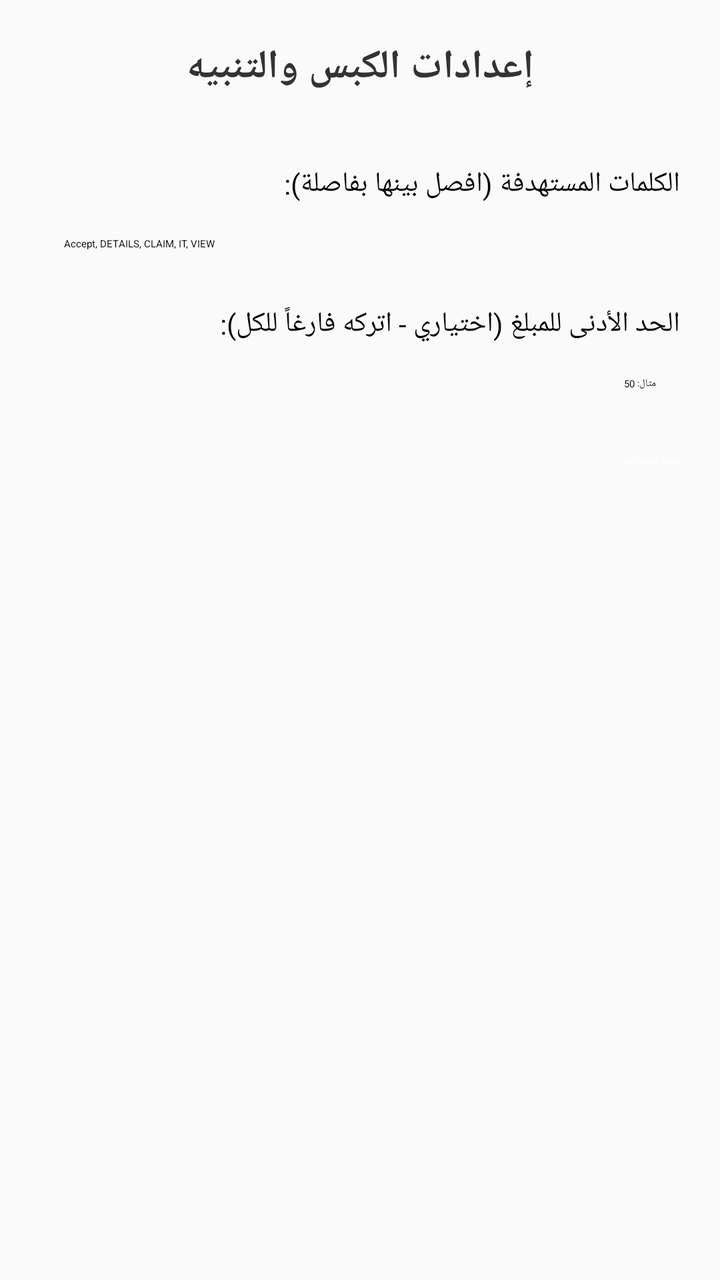
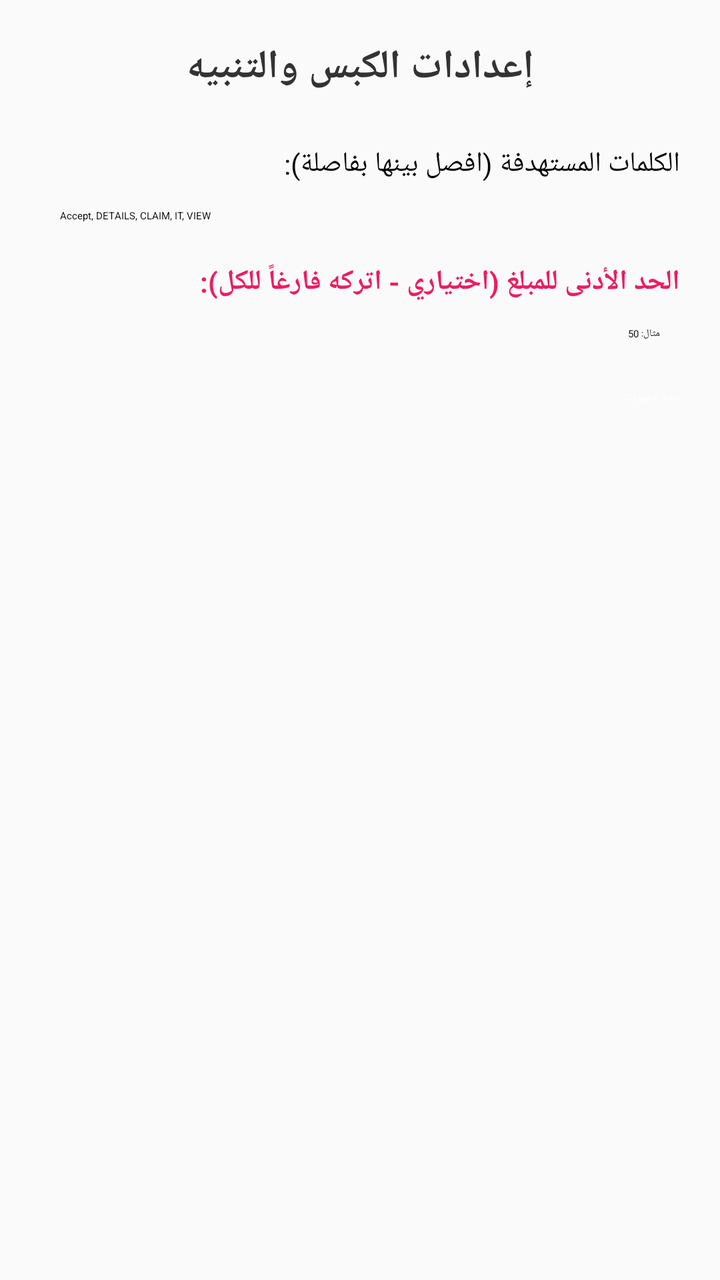

An Android layout rendered at two revisions. The XML below is the earlier revision; the diff shows what the commit changed to produce the second picture.
<!-- AndroidManifest.xml: application theme Theme.AutoClickerApp -->
<!-- res/layout/activity_main.xml -->
<?xml version="1.0" encoding="utf-8"?>
<LinearLayout xmlns:android="http://schemas.android.com/apk/res/android"
    android:layout_width="match_parent"
    android:layout_height="match_parent"
    android:orientation="vertical"
    android:padding="20dp"
    android:background="#FAFAFA">

    <TextView
        android:layout_width="match_parent"
        android:layout_height="wrap_content"
        android:text="إعدادات الكبس والتنبيه"
        android:textSize="20sp"
        android:textStyle="bold"
        android:textColor="#333333"
        android:gravity="center"
        android:layout_marginBottom="20dp"/>

    
    <Switch
        android:id="@+id/switchService"
        android:layout_width="match_parent"
        android:layout_height="wrap_content"
        android:text="تفعيل الخدمة العامة:"
        android:textSize="16sp"
        android:paddingVertical="10dp"/>

    
    <Switch
        android:id="@+id/switchAutoClick"
        android:layout_width="match_parent"
        android:layout_height="wrap_content"
        android:text="تفعيل الكبس التلقائي:"
        android:textSize="16sp"
        android:paddingVertical="10dp"/>

    
    <Switch
        android:id="@+id/switchSound"
        android:layout_width="match_parent"
        android:layout_height="wrap_content"
        android:text="التنبيه الصوتي:"
        android:textSize="16sp"
        android:paddingVertical="10dp"/>

    
    <Switch
        android:id="@+id/switchVibrate"
        android:layout_width="match_parent"
        android:layout_height="wrap_content"
        android:text="الاهتزاز:"
        android:textSize="16sp"
        android:paddingVertical="10dp"/>

    
    <TextView
        android:layout_width="match_parent"
        android:layout_height="wrap_content"
        android:text="الكلمات المستهدفة (افصل بينها بفاصلة):"
        android:textSize="14sp"
        android:layout_marginTop="15dp"/>

    <EditText
        android:id="@+id/etWords"
        android:layout_width="match_parent"
        android:layout_height="wrap_content"
        android:hint="Accept, DETAILS, CLAIM, IT, VIEW"
        android:inputType="text"
        android:padding="12dp"
        android:layout_marginTop="5dp"/>

    
    <TextView
        android:layout_width="match_parent"
        android:layout_height="wrap_content"
        android:text="الحد الأدنى للمبلغ (اختياري - اتركه فارغاً للكل):"
        android:textSize="14sp"
        android:layout_marginTop="15dp"/>

    <EditText
        android:id="@+id/etMinAmount"
        android:layout_width="match_parent"
        android:layout_height="wrap_content"
        android:hint="مثال: 50"
        android:inputType="numberDecimal"
        android:padding="12dp"
        android:layout_marginTop="5dp"/>

    
    <Button
        android:id="@+id/btnSave"
        android:layout_width="match_parent"
        android:layout_height="wrap_content"
        android:text="حفظ التغييرات"
        android:backgroundTint="#FF9800"
        android:textColor="#FFFFFF"
        android:layout_marginTop="20dp"/>

</LinearLayout>
<!-- resources referenced by this layout -->
<resources>

</resources>

<!-- the commit's change to res/layout/activity_main.xml (unified diff, before → after) -->
@@ -4,7 +4,8 @@
     android:layout_height="match_parent"
     android:orientation="vertical"
     android:padding="20dp"
-    android:background="#FAFAFA">
+    android:background="#FAFAFA"
+    android:scrollbars="vertical">
 
     <TextView
         android:layout_width="match_parent"
@@ -14,7 +15,7 @@
         android:textStyle="bold"
         android:textColor="#333333"
         android:gravity="center"
-        android:layout_marginBottom="20dp"/>
+        android:layout_marginBottom="15dp"/>
 
     
     <Switch
@@ -23,7 +24,7 @@
         android:layout_height="wrap_content"
         android:text="تفعيل الخدمة العامة:"
         android:textSize="16sp"
-        android:paddingVertical="10dp"/>
+        android:paddingVertical="8dp"/>
 
     
     <Switch
@@ -32,7 +33,7 @@
         android:layout_height="wrap_content"
         android:text="تفعيل الكبس التلقائي:"
         android:textSize="16sp"
-        android:paddingVertical="10dp"/>
+        android:paddingVertical="8dp"/>
 
     
     <Switch
@@ -41,7 +42,7 @@
         android:layout_height="wrap_content"
         android:text="التنبيه الصوتي:"
         android:textSize="16sp"
-        android:paddingVertical="10dp"/>
+        android:paddingVertical="8dp"/>
 
     
     <Switch
@@ -50,7 +51,7 @@
         android:layout_height="wrap_content"
         android:text="الاهتزاز:"
         android:textSize="16sp"
-        android:paddingVertical="10dp"/>
+        android:paddingVertical="8dp"/>
 
     
     <TextView
@@ -58,7 +59,7 @@
         android:layout_height="wrap_content"
         android:text="الكلمات المستهدفة (افصل بينها بفاصلة):"
         android:textSize="14sp"
-        android:layout_marginTop="15dp"/>
+        android:layout_marginTop="10dp"/>
 
     <EditText
         android:id="@+id/etWords"
@@ -66,8 +67,8 @@
         android:layout_height="wrap_content"
         android:hint="Accept, DETAILS, CLAIM, IT, VIEW"
         android:inputType="text"
-        android:padding="12dp"
-        android:layout_marginTop="5dp"/>
+        android:padding="10dp"
+        android:layout_marginTop="3dp"/>
 
     
     <TextView
@@ -75,7 +76,9 @@
         android:layout_height="wrap_content"
         android:text="الحد الأدنى للمبلغ (اختياري - اتركه فارغاً للكل):"
         android:textSize="14sp"
-        android:layout_marginTop="15dp"/>
+        android:layout_marginTop="10dp"
+        android:textColor="#E91E63"
+        android:textStyle="bold"/>
 
     <EditText
         android:id="@+id/etMinAmount"
@@ -83,8 +86,8 @@
         android:layout_height="wrap_content"
         android:hint="مثال: 50"
         android:inputType="numberDecimal"
-        android:padding="12dp"
-        android:layout_marginTop="5dp"/>
+        android:padding="10dp"
+        android:layout_marginTop="3dp"/>
 
     
     <Button
@@ -94,6 +97,6 @@
         android:text="حفظ التغييرات"
         android:backgroundTint="#FF9800"
         android:textColor="#FFFFFF"
-        android:layout_marginTop="20dp"/>
+        android:layout_marginTop="15dp"/>
 
 </LinearLayout>
